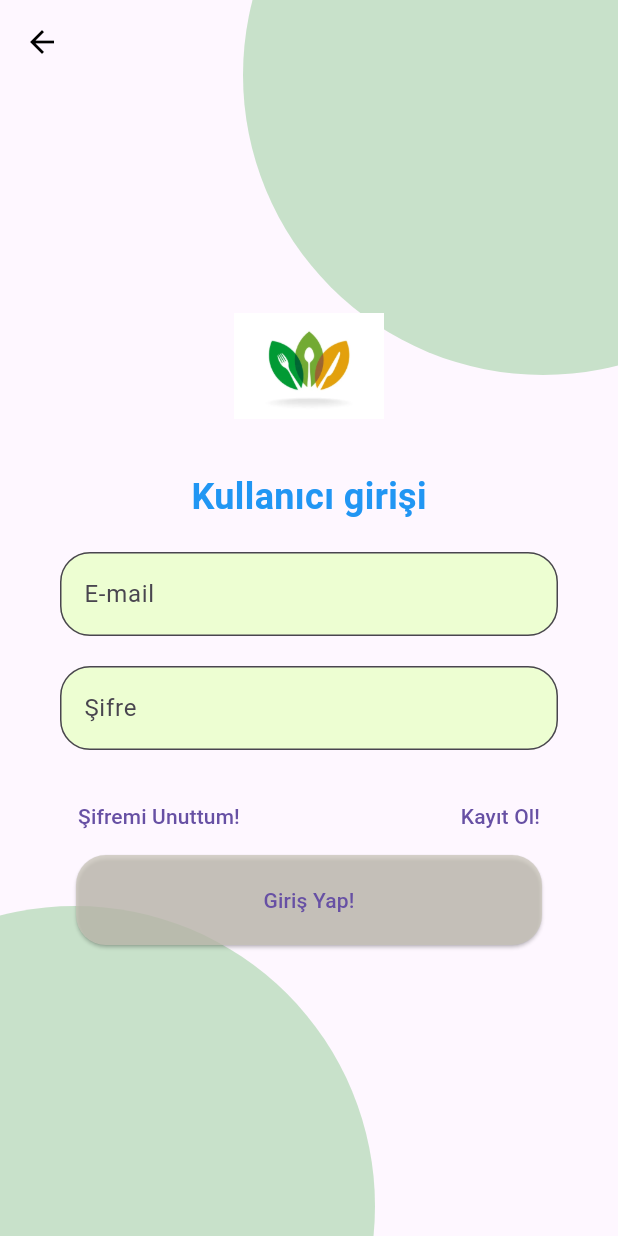
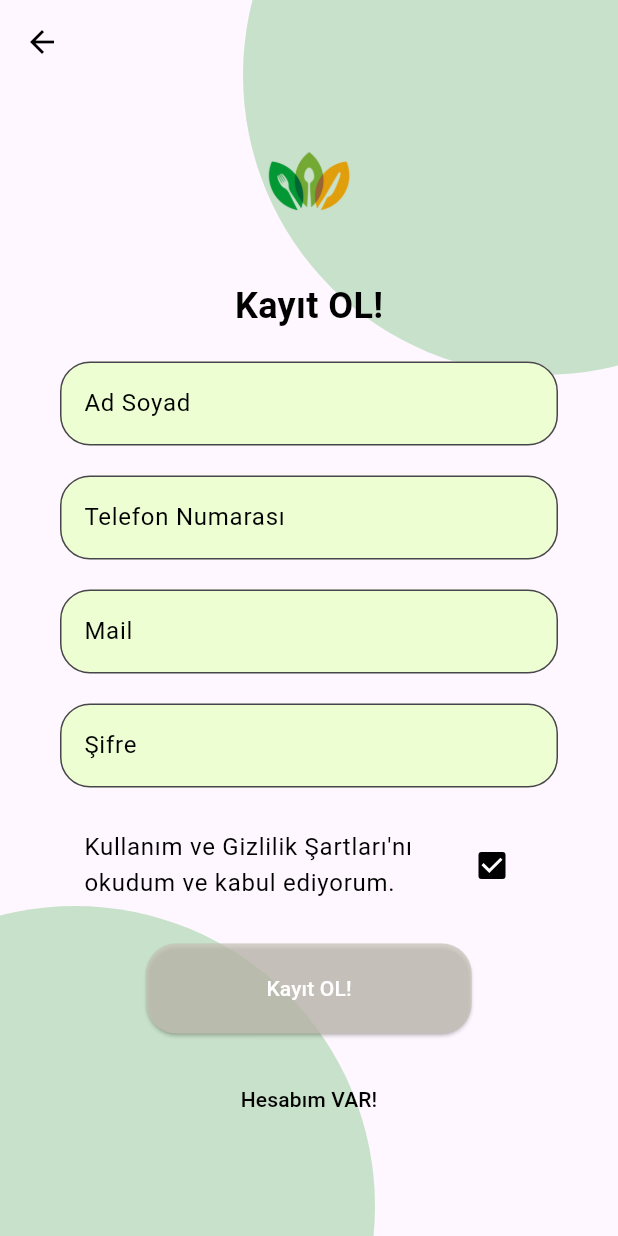
Before and after one commit to fatihTalhaYavuz/bootcampGoogle60, a Flutter app: the UserLoginScreen screen opened directly, after a tap on "Kayıt Ol!", on a phone screen of 412 x 824 dp. Run offline on Flutter 3.47's test engine with Material 3 defaults, Android fonts, the phone set to English and light mode, and no system bars.

Commit message:
Updated app_open_screen, colors.dart, pwreset.dart, register.dart, and user_login_screen for improved UI and functionality.

```diff
--- a/lib/colors.dart
+++ b/lib/colors.dart
@@ -4,6 +4,6 @@ var lgnback = const Color(0xFFEDFED2); // kullanıcı adı şifre girdiğimiz ye
 var circle1 = const Color(0xFF7DD15F); // Yeşilimsi daireler
 var lgnbttns = const Color(0xFFC8C4B7); // Giriş yapmadan önceki buton (Giriş yap - Kayıt ol vb.)
 var buttonrenk2 = const Color(0xFFF7B500);
-var yazirenk = const Color(0xFF8A959E);
+var buttonrenkana = const Color(0xFFEAEFFF);
 var anayazirenk = const Color(0xFF12162D);
 var anarenk3 = const Color(0xFF596552);
--- /dev/null
+++ b/lib/pages/loginscreen/register.dart
@@ -0,0 +1,189 @@
+import 'package:flutter/material.dart';
+import 'package:google_bootcamp_60/colors.dart';
+import 'package:google_bootcamp_60/pages/loginscreen/user_login_screen.dart';
+
+class RegisterScreen extends StatefulWidget {
+  const RegisterScreen({super.key});
+
+  @override
+  _RegisterScreenState createState() => _RegisterScreenState();
+}
+
+class _RegisterScreenState extends State<RegisterScreen> {
+  bool isChecked = true; // Checkbox'un başlangıç durumu
+
+  @override
+  Widget build(BuildContext context) {
+    return Scaffold(
+      resizeToAvoidBottomInset: false, // Klavye açıldığında yeniden boyutlandırmayı engeller
+      extendBodyBehindAppBar: true, // AppBar'ın arka plana yayılmasını sağlar
+      appBar: AppBar(
+        backgroundColor: Colors.transparent, // AppBar'ı şeffaf yapar
+        elevation: 0, // AppBar'ın gölgesini kaldırır
+        iconTheme: const IconThemeData(color: Colors.black), // Geri butonunun rengini siyah yapar
+      ),
+      body: Stack(
+        children: [
+          // Üst yeşil daire
+          Positioned(
+            top: -150,
+            right: -150,
+            child: Container(
+              width: 400,
+              height: 400,
+              decoration: BoxDecoration(
+                color: Colors.green.withOpacity(0.3),
+                shape: BoxShape.circle,
+              ),
+            ),
+          ),
+          // Alt yeşil daire
+          Positioned(
+            bottom: -180,
+            left: -150,
+            child: Container(
+              width: 400,
+              height: 400,
+              decoration: BoxDecoration(
+                color: Colors.green.withOpacity(0.3),
+                shape: BoxShape.circle,
+              ),
+            ),
+          ),
+          // İçerik
+          Center(
+            child: SingleChildScrollView(
+              child: Padding(
+                padding: const EdgeInsets.symmetric(horizontal: 40.0),
+                child: Column(
+                  mainAxisAlignment: MainAxisAlignment.center,
+                  children: [
+                    // Logo
+                    Image.asset(
+                      'assets/logo.png', // Logo dosyasının yolu
+                      height: 100.0,
+                      width: 100.0,
+                    ),
+                    const SizedBox(height: 20.0),
+                    const Text(
+                      'Kayıt OL!',
+                      style: TextStyle(
+                        fontSize: 24.0,
+                        fontWeight: FontWeight.bold,
+                        color: Colors.black, // Başlık yazısını siyah yapar
+                      ),
+                    ),
+                    const SizedBox(height: 20.0),
+                    // Ad Soyad TextField
+                    TextField(
+                      decoration: InputDecoration(
+                        hintText: 'Ad Soyad',
+                        filled: true,
+                        fillColor: lgnback,
+                        border: OutlineInputBorder(
+                          borderRadius: BorderRadius.circular(20.0),
+                        ),
+                        hintStyle: const TextStyle(color: Colors.black), // Placeholder yazısını siyah yapar
+                      ),
+                    ),
+                    const SizedBox(height: 20.0),
+                    // Telefon Numarası TextField
+                    TextField(
+                      decoration: InputDecoration(
+                        hintText: 'Telefon Numarası',
+                        filled: true,
+                        fillColor: lgnback,
+                        border: OutlineInputBorder(
+                          borderRadius: BorderRadius.circular(20.0),
+                        ),
+                        hintStyle: const TextStyle(color: Colors.black), // Placeholder yazısını siyah yapar
+                      ),
+                    ),
+                    const SizedBox(height: 20.0),
+                    // Mail TextField
+                    TextField(
+                      decoration: InputDecoration(
+                        hintText: 'Mail',
+                        filled: true,
+                        fillColor: lgnback,
+                        border: OutlineInputBorder(
+                          borderRadius: BorderRadius.circular(20.0),
+                        ),
+                        hintStyle: const TextStyle(color: Colors.black), // Placeholder yazısını siyah yapar
+                      ),
+                    ),
+                    const SizedBox(height: 20.0),
+                    // Şifre TextField
+                    TextField(
+                      decoration: InputDecoration(
+                        hintText: 'Şifre',
+                        filled: true,
+                        fillColor: lgnback,
+                        border: OutlineInputBorder(
+                          borderRadius: BorderRadius.circular(20.0),
+                        ),
+                        hintStyle: const TextStyle(color: Colors.black), // Placeholder yazısını siyah yapar
+                      ),
+                      obscureText: true, // Şifre alanını gizli yapar
+                    ),
+                    const SizedBox(height: 20.0),
+                    // Kullanım ve Gizlilik Şartları
+                    CheckboxListTile(
+                      title: const Text(
+                        'Kullanım ve Gizlilik Şartları\'nı okudum ve kabul ediyorum.',
+                        style: TextStyle(color: Colors.black), // Metin yazısını siyah yapar
+                      ),
+                      value: isChecked,
+                      onChanged: (bool? value) {
+                        setState(() {
+                          isChecked = value!;
+                        });
+                      },
+                      checkColor: Colors.white, // Checkbox tik rengini beyaz yapar
+                      activeColor: Colors.black, // Checkbox arka plan rengini siyah yapar
+                    ),
+                    const SizedBox(height: 20.0),
+                    ElevatedButton(
+                      onPressed: () {
+                        // Kayıt ol işlemi
+                      },
+                      child: const Text(
+                        'Kayıt OL!',
+                        style: TextStyle(color: Colors.white), // Buton içindeki yazıyı beyaz yapar
+                      ),
+                      style: ElevatedButton.styleFrom(
+                        backgroundColor: lgnbttns.withOpacity(0.72), // Buton arka plan rengini yüzde 72 şeffaf yapar
+                        padding: const EdgeInsets.symmetric(
+                          horizontal: 80.0,
+                          vertical: 20.0,
+                        ),
+                        shape: RoundedRectangleBorder(
+                          borderRadius: BorderRadius.circular(20.0),
+                        ),
+                      ),
+                    ),
+                    const SizedBox(height: 20.0),
+                    TextButton(
+                      onPressed: () {
+                        Navigator.push(
+                          context,
+                          MaterialPageRoute(
+                            builder: (context) => const UserLoginScreen(),
+                          ),
+                        );
+                      },
+                      child: const Text(
+                        'Hesabım VAR!',
+                        style: TextStyle(color: Colors.black), // Metin yazısını siyah yapar
+                      ),
+                    ),
+                  ],
+                ),
+              ),
+            ),
+          ),
+        ],
+      ),
+    );
+  }
+}
--- a/lib/pages/loginscreen/user_login_screen.dart
+++ b/lib/pages/loginscreen/user_login_screen.dart
@@ -1,5 +1,7 @@
 import 'package:flutter/material.dart';
 import 'package:google_bootcamp_60/colors.dart';
+import 'package:google_bootcamp_60/pages/loginscreen/pwreset.dart';
+import 'package:google_bootcamp_60/pages/loginscreen/register.dart';
 
 class UserLoginScreen extends StatelessWidget {
   const UserLoginScreen({super.key});
@@ -12,7 +14,7 @@ class UserLoginScreen extends StatelessWidget {
       appBar: AppBar(
         backgroundColor: Colors.transparent,
         elevation: 0,
-        iconTheme: const IconThemeData(color: Colors.black),
+        iconTheme: const IconThemeData(color: Colors.black), // AppBar simge rengi
       ),
       body: Stack(
         children: [
@@ -62,7 +64,7 @@ class UserLoginScreen extends StatelessWidget {
                       style: TextStyle(
                         fontSize: 24.0,
                         fontWeight: FontWeight.bold,
-                        color: Colors.blue,
+                        color: Colors.black, // 'Kullanıcı girişi' yazı rengi
                       ),
                     ),
                     const SizedBox(height: 20.0),
@@ -70,11 +72,17 @@ class UserLoginScreen extends StatelessWidget {
                     TextField(
                       decoration: InputDecoration(
                         hintText: 'E-mail',
+                        hintStyle: TextStyle(
+                          color: Colors.black, // 'E-mail' ipucu yazı rengi
+                        ),
                         filled: true,
-                        fillColor: lgnback,
+                        fillColor: lgnback, // TextField arka plan rengi
                         border: OutlineInputBorder(
                           borderRadius: BorderRadius.circular(20.0),
                         ),
+                      ),
+                      style: TextStyle(
+                        color: Colors.black, // Girilen e-posta yazı rengi
                       ),
                     ),
                     const SizedBox(height: 20.0),
@@ -82,13 +90,19 @@ class UserLoginScreen extends StatelessWidget {
                     TextField(
                       decoration: InputDecoration(
                         hintText: 'Şifre',
+                        hintStyle: TextStyle(
+                          color: Colors.black, // 'Şifre' ipucu yazı rengi
+                        ),
                         filled: true,
-                        fillColor: lgnback,
+                        fillColor: lgnback, // TextField arka plan rengi
                         border: OutlineInputBorder(
                           borderRadius: BorderRadius.circular(20.0),
                         ),
                       ),
                       obscureText: true,
+                      style: TextStyle(
+                        color: Colors.black, // Girilen şifre yazı rengi
+                      ),
                     ),
                     const SizedBox(height: 20.0),
                     Row(
@@ -96,15 +110,35 @@ class UserLoginScreen extends StatelessWidget {
                       children: [
                         TextButton(
                           onPressed: () {
-                            // Şifremi unuttum işlemi
+                            Navigator.push(
+                              context,
+                              MaterialPageRoute(
+                                builder: (context) => const PwResetScreen(),
+                              ),
+                            );
                           },
-                          child: const Text('Şifremi Unuttum!'),
+                          child: const Text(
+                            'Şifremi Unuttum!',
+                            style: TextStyle(
+                              color: Colors.black, // 'Şifremi Unuttum!' yazı rengi
+                            ),
+                          ),
                         ),
                         TextButton(
                           onPressed: () {
-                            // Kayıt ol işlemi
+                            Navigator.push(
+                              context,
+                              MaterialPageRoute(
+                                builder: (context) => const RegisterScreen(),
+                              ),
+                            );
                           },
-                          child: const Text('Kayıt Ol!'),
+                          child: const Text(
+                            'Kayıt Ol!',
+                            style: TextStyle(
+                              color: Colors.black, // 'Kayıt Ol!' yazı rengi
+                            ),
+                          ),
                         ),
                       ],
                     ),
@@ -113,7 +147,12 @@ class UserLoginScreen extends StatelessWidget {
                       onPressed: () {
                         // Giriş yap işlemi
                       },
-                      child: const Text('Giriş Yap!'),
+                      child: const Text(
+                        'Giriş Yap!',
+                        style: TextStyle(
+                          color: Colors.white, // Buton yazı rengi
+                        ),
+                      ),
                       style: ElevatedButton.styleFrom(
                         backgroundColor: lgnbttns.withOpacity(0.72), // Buton arka plan rengini yüzde 72 şeffaf yapar
                         padding: const EdgeInsets.symmetric(
```
Also changed, not shown: lib/app_open_screen.dart (+15 -2 lines), lib/pages/loginscreen/pwreset.dart (+118 -0 lines), assets/logo.png.
